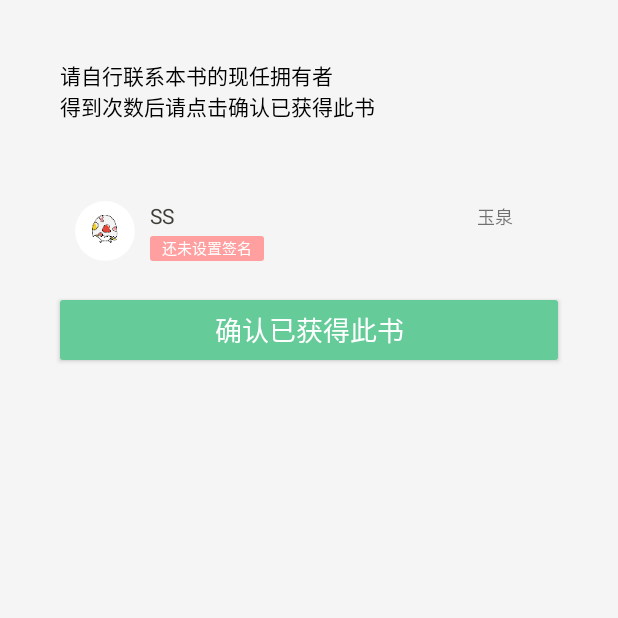
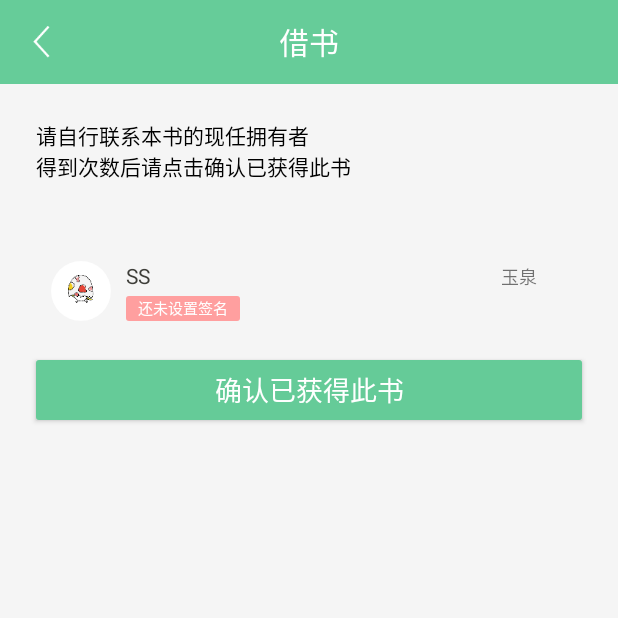
Before and after one commit to czxrrr/haer_lib, an Android app: the RentBook screen opened directly, with no data from a screen before it, on a phone screen of 412 x 824 dp, the top half of it. Run offline under Robolectric (Android 15) with nearby library versions, the phone set to English and light mode, and no system bars; our stand-ins replace CircleImageView; libraries missing offline, so code that uses them is left out: com.baidu.mapapi; pictures from the network do not load; Roboto replaces fonts that are not available here; 2 statements that could not run were skipped.

Commit message:
bug repaired

```diff
--- a/app/src/main/res/layout/activity_rent_book.xml
+++ b/app/src/main/res/layout/activity_rent_book.xml
@@ -4,12 +4,12 @@
     android:layout_height="match_parent"
 
     android:orientation="vertical"
-    android:paddingLeft="@dimen/activity_horizontal_margin"
-    android:paddingRight="@dimen/activity_horizontal_margin"
-    android:paddingTop="@dimen/activity_vertical_margin"
+
     android:paddingBottom="@dimen/activity_vertical_margin"
     tools:context="com.elinc.im.haer.ui.RentBook">
-
+    <include
+        android:id="@+id/common_actionbar"
+        layout="@layout/include_action_bar" />
     <TextView
         android:text="请自行联系本书的现任拥有者\n得到次数后请点击确认已获得此书"
         android:layout_width="wrap_content"
```
